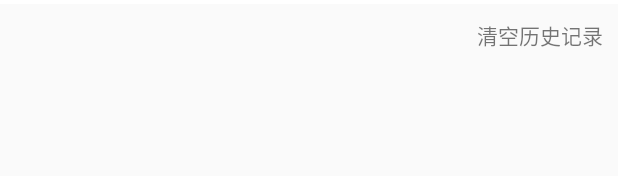
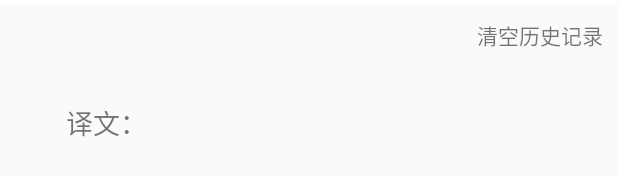
Before and after one commit to WangQi107/YiYi, an Android app: the layout fragment_translate.xml on its own in the app's theme, with its tools: preview values and no code run, on a phone screen of 412 x 824 dp. Shown: the part 366-542 px from the top of the screen. Run offline under Robolectric (Android 15) with nearby library versions, the phone set to English and light mode, and no system bars.

Commit message:
修改网络验证

```diff
--- a/app/src/main/java/com/yiyi/translater/fragment/Fragment_Translate.java
+++ b/app/src/main/java/com/yiyi/translater/fragment/Fragment_Translate.java
@@ -50,6 +50,7 @@ public class Fragment_Translate extends Fragment implements View.OnClickListener
     private ImageView iclean;
     private ImageView iok;
     private TextView tvclean;
+    private TextView tvres;
     private JSONObject js;
     private String result = "";
     private boolean net = false;
@@ -76,7 +77,8 @@ public class Fragment_Translate extends Fragment implements View.OnClickListener
                     for (int i = 0; i < value.length(); i++) {
                         child = value.getJSONObject(i);
                         result = child.getString("dst");
-                        tvclean.setText(result);
+                        tvres.setText(result);
+                        tvres.setVisibility(View.VISIBLE);
                     }
                 } catch (JSONException e) {
                     // TODO Auto-generated catch block
@@ -144,6 +146,7 @@ public class Fragment_Translate extends Fragment implements View.OnClickListener
         iclean = v.findViewById(R.id.im_clean);
         iok = v.findViewById(R.id.im_ok);
         tvclean = v.findViewById(R.id.tv_clean);
+        tvres=v.findViewById(R.id.tv_res);
     }
 
     private void setListeners() {
--- a/app/src/main/res/layout/fragment_translate.xml
+++ b/app/src/main/res/layout/fragment_translate.xml
@@ -133,8 +133,28 @@
         <ListView
             android:layout_width="match_parent"
             android:layout_height="match_parent"
-            android:layout_below="@+id/tv_clean">
+            android:layout_below="@+id/tv_clean"
+            android:visibility="gone">
 
         </ListView>
+
+        <TextView
+            android:layout_width="wrap_content"
+            android:layout_height="wrap_content"
+            android:layout_alignParentStart="true"
+            android:layout_alignParentTop="true"
+            android:layout_marginStart="44dp"
+            android:layout_marginTop="55dp"
+            android:text="译文："
+            android:textSize="18sp" />
+
+        <TextView
+            android:id="@+id/tv_res"
+            android:layout_width="wrap_content"
+            android:layout_height="wrap_content"
+            android:layout_centerInParent="true"
+            android:text="result"
+            android:visibility="gone"
+            android:textSize="18sp" />
     </RelativeLayout>
 </RelativeLayout>
```
